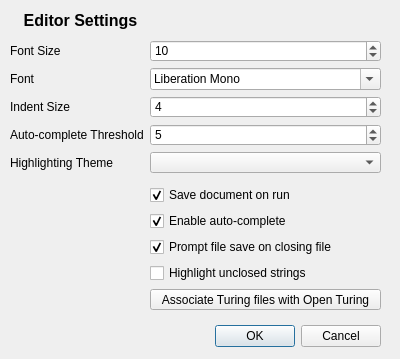
First picture: the form in TuringEditor/settingsdialog.ui, repository Open-Turing-Project/turing-editor-qt, before the edit.
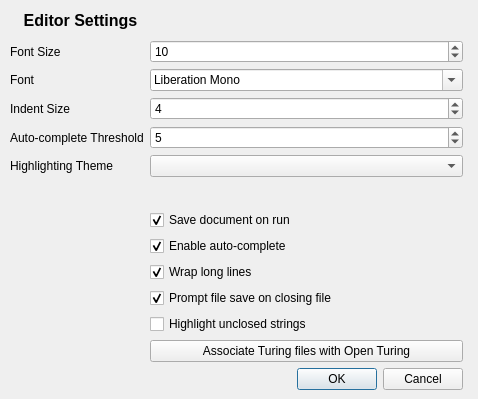
Second picture: the form after the edit.

Commit message: Added line wrapping preference.

The edit to the form file:
```diff
--- a/TuringEditor/settingsdialog.ui
+++ b/TuringEditor/settingsdialog.ui
@@ -6,36 +6,20 @@
    <rect>
     <x>0</x>
     <y>0</y>
-    <width>400</width>
-    <height>359</height>
+    <width>478</width>
+    <height>399</height>
    </rect>
   </property>
   <property name="windowTitle">
    <string>Dialog</string>
   </property>
-  <widget class="QDialogButtonBox" name="buttonBox">
-   <property name="geometry">
-    <rect>
-     <x>40</x>
-     <y>320</y>
-     <width>341</width>
-     <height>32</height>
-    </rect>
-   </property>
-   <property name="orientation">
-    <enum>Qt::Horizontal</enum>
-   </property>
-   <property name="standardButtons">
-    <set>QDialogButtonBox::Cancel|QDialogButtonBox::Ok</set>
-   </property>
-  </widget>
   <widget class="QWidget" name="formLayoutWidget">
    <property name="geometry">
     <rect>
      <x>10</x>
      <y>40</y>
-     <width>371</width>
-     <height>271</height>
+     <width>453</width>
+     <height>350</height>
     </rect>
    </property>
    <layout class="QFormLayout" name="settingsForm">
@@ -144,7 +128,7 @@
       </property>
      </widget>
     </item>
-    <item row="8" column="1">
+    <item row="9" column="1">
      <widget class="QCheckBox" name="confirmSave">
       <property name="text">
        <string>Prompt file save on closing file</string>
@@ -154,20 +138,40 @@
       </property>
      </widget>
     </item>
-    <item row="9" column="1">
+    <item row="10" column="1">
      <widget class="QCheckBox" name="stringEOLHighlight">
       <property name="text">
        <string>Highlight unclosed strings</string>
       </property>
      </widget>
     </item>
-    <item row="10" column="1">
+    <item row="11" column="1">
      <widget class="QPushButton" name="associateFiles">
       <property name="text">
        <string>Associate Turing files with Open Turing</string>
       </property>
      </widget>
     </item>
+    <item row="8" column="1">
+     <widget class="QCheckBox" name="wrapLong">
+      <property name="text">
+       <string>Wrap long lines</string>
+      </property>
+      <property name="checked">
+       <bool>true</bool>
+      </property>
+     </widget>
+    </item>
+    <item row="12" column="1">
+     <widget class="QDialogButtonBox" name="buttonBox">
+      <property name="orientation">
+       <enum>Qt::Horizontal</enum>
+      </property>
+      <property name="standardButtons">
+       <set>QDialogButtonBox::Cancel|QDialogButtonBox::Ok</set>
+      </property>
+     </widget>
+    </item>
    </layout>
   </widget>
   <widget class="QLabel" name="label_3">
```
The commit also changes 2 other files.
